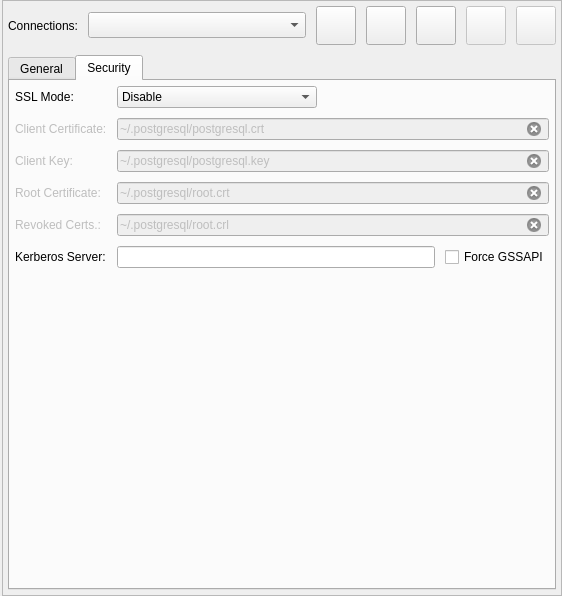
First picture: the form in libs/libgui/ui/settings/connectionsconfigwidget.ui, repository pgmodeler/pgmodeler, before the edit.
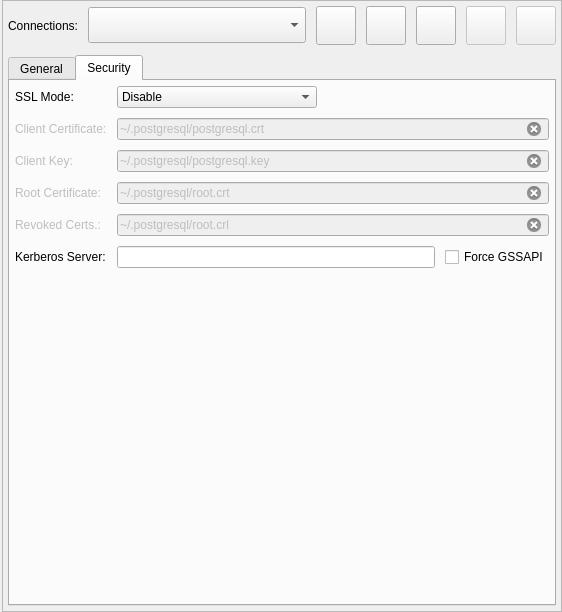
Second picture: the form after the edit. The open tabs and pages were chosen to show the change. Icons and pictures are not drawn.

What changed in the file:
```diff
--- a/libs/libgui/ui/settings/connectionsconfigwidget.ui
+++ b/libs/libgui/ui/settings/connectionsconfigwidget.ui
@@ -7,7 +7,7 @@
     <x>0</x>
     <y>0</y>
     <width>562</width>
-    <height>596</height>
+    <height>612</height>
    </rect>
   </property>
   <property name="windowTitle">
@@ -90,8 +90,8 @@
           </property>
           <property name="iconSize">
            <size>
-            <width>18</width>
-            <height>18</height>
+            <width>28</width>
+            <height>28</height>
            </size>
           </property>
          </widget>
```
Left out of the diff: 7 changed lines with no effect on the pictures.
